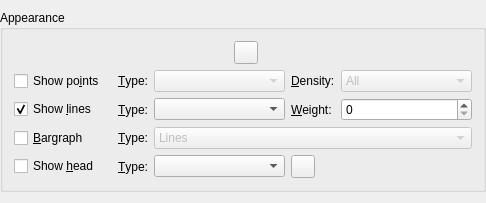
Kst-plot/kst, file src/widgets/curveappearance.ui: the form before one commit.
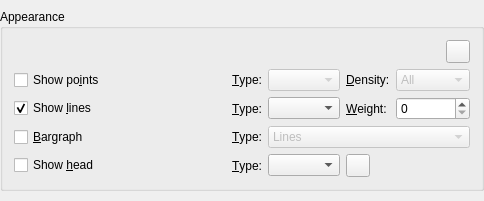
The form after the commit. Custom widgets are drawn as their Qt base class.

What changed in the file:
```diff
--- a/src/widgets/curveappearance.ui
+++ b/src/widgets/curveappearance.ui
@@ -6,16 +6,10 @@
    <rect>
     <x>0</x>
     <y>0</y>
-    <width>486</width>
-    <height>203</height>
+    <width>484</width>
+    <height>201</height>
    </rect>
   </property>
-  <property name="sizePolicy">
-   <sizepolicy hsizetype="Minimum" vsizetype="Fixed">
-    <horstretch>0</horstretch>
-    <verstretch>0</verstretch>
-   </sizepolicy>
-  </property>
   <layout class="QHBoxLayout" name="horizontalLayout">
    <property name="margin">
     <number>0</number>
@@ -42,12 +36,6 @@
        <layout class="QHBoxLayout">
         <item>
          <widget class="QLabel" name="_label">
-          <property name="sizePolicy">
-           <sizepolicy hsizetype="MinimumExpanding" vsizetype="Preferred">
-            <horstretch>0</horstretch>
-            <verstretch>0</verstretch>
-           </sizepolicy>
-          </property>
           <property name="frameShape">
            <enum>QFrame::NoFrame</enum>
           </property>
@@ -72,22 +60,6 @@
           </property>
          </widget>
         </item>
-        <item>
-         <spacer>
-          <property name="orientation">
-           <enum>Qt::Horizontal</enum>
-          </property>
-          <property name="sizeType">
-           <enum>QSizePolicy::Expanding</enum>
-          </property>
-          <property name="sizeHint" stdset="0">
-           <size>
-            <width>30</width>
-            <height>21</height>
-           </size>
-          </property>
-         </spacer>
-        </item>
        </layout>
       </item>
       <item row="1" column="0" colspan="3">
@@ -130,12 +102,6 @@
         <property name="enabled">
          <bool>false</bool>
         </property>
-        <property name="sizePolicy">
-         <sizepolicy hsizetype="MinimumExpanding" vsizetype="Fixed">
-          <horstretch>0</horstretch>
-          <verstretch>0</verstretch>
-         </sizepolicy>
-        </property>
         <property name="toolTip">
          <string>Point Type</string>
         </property>
@@ -168,12 +134,6 @@
         <property name="enabled">
          <bool>false</bool>
         </property>
-        <property name="sizePolicy">
-         <sizepolicy hsizetype="MinimumExpanding" vsizetype="Fixed">
-          <horstretch>0</horstretch>
-          <verstretch>0</verstretch>
-         </sizepolicy>
-        </property>
         <property name="toolTip">
          <string>Point Type</string>
         </property>
@@ -242,12 +202,6 @@
       </item>
       <item row="2" column="4">
        <widget class="QComboBox" name="_comboLineStyle">
-        <property name="sizePolicy">
-         <sizepolicy hsizetype="MinimumExpanding" vsizetype="Fixed">
-          <horstretch>0</horstretch>
-          <verstretch>0</verstretch>
-         </sizepolicy>
-        </property>
         <property name="toolTip">
          <string>Line Type</string>
         </property>
@@ -277,12 +231,6 @@
       </item>
       <item row="2" column="6">
        <widget class="QSpinBox" name="_spinBoxLineWidth">
-        <property name="sizePolicy">
-         <sizepolicy hsizetype="MinimumExpanding" vsizetype="Fixed">
-          <horstretch>0</horstretch>
-          <verstretch>0</verstretch>
-         </sizepolicy>
-        </property>
         <property name="toolTip">
          <string>Line Width</string>
         </property>
@@ -337,12 +285,6 @@
         <property name="enabled">
          <bool>false</bool>
         </property>
-        <property name="sizePolicy">
-         <sizepolicy hsizetype="MinimumExpanding" vsizetype="Fixed">
-          <horstretch>0</horstretch>
-          <verstretch>0</verstretch>
-         </sizepolicy>
-        </property>
         <property name="toolTip">
          <string>Line Type</string>
         </property>
@@ -363,6 +305,12 @@
       </item>
       <item row="4" column="0">
        <widget class="QCheckBox" name="_showHead">
+        <property name="sizePolicy">
+         <sizepolicy hsizetype="Fixed" vsizetype="Fixed">
+          <horstretch>0</horstretch>
+          <verstretch>0</verstretch>
+         </sizepolicy>
+        </property>
         <property name="text">
          <string>Show &amp;head</string>
         </property>
```
